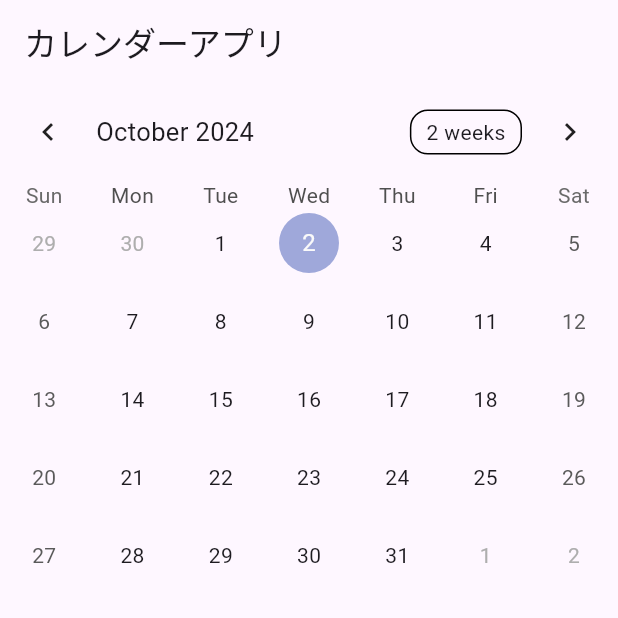
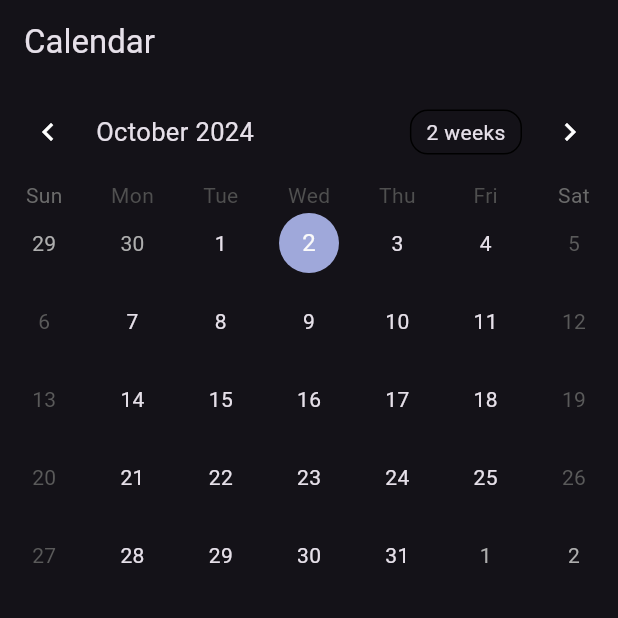
Before and after one commit to Thebai2357/Calendar, a Flutter app: the screen it shows after launch, on a phone screen of 412 x 824 dp, the top half of it. Run offline on Flutter 3.47's test engine with Material 3 defaults, Android fonts, the phone set to English and light mode, and no system bars; drawn by our look-alikes of table_calendar.

Commit message:
delete comment out

```diff
--- a/lib/main.dart
+++ b/lib/main.dart
@@ -4,8 +4,6 @@ import 'package:table_calendar/table_calendar.dart';
 void main() {
   runApp(const MyApp());
 }
-
-
 
 class MyApp extends StatelessWidget {
   const MyApp({super.key});
@@ -15,48 +13,11 @@ class MyApp extends StatelessWidget {
   Widget build(BuildContext context) {
     return MaterialApp(
       title: 'Calendar App',
-      // theme: ThemeData(
-      //   // This is the theme of your application.
-      //   //
-      //   // TRY THIS: Try running your application with "flutter run". You'll see
-      //   // the application has a purple toolbar. Then, without quitting the app,
-      //   // try changing the seedColor in the colorScheme below to Colors.green
-      //   // and then invoke "hot reload" (save your changes or press the "hot
-      //   // reload" button in a Flutter-supported IDE, or press "r" if you used
-      //   // the command line to start the app).
-      //   //
-      //   // Notice that the counter didn't reset back to zero; the application
-      //   // state is not lost during the reload. To reset the state, use hot
-      //   // restart instead.
-      //   //
-      //   // This works for code too, not just values: Most code changes can be
-      //   // tested with just a hot reload.
-      //   colorScheme: ColorScheme.fromSeed(seedColor: Colors.deepPurple),
-      //   useMaterial3: true,
-      // ),
-      // home: const MyHomePage(title: 'Flutter Demo Home Page'),
+      theme: ThemeData.dark(),
       home: CalendarPage()
     );
   }
 }
-
-// class MyHomePage extends StatefulWidget {
-//   const MyHomePage({super.key, required this.title});
-
-//   // This widget is the home page of your application. It is stateful, meaning
-//   // that it has a State object (defined below) that contains fields that affect
-//   // how it looks.
-
-//   // This class is the configuration for the state. It holds the values (in this
-//   // case the title) provided by the parent (in this case the App widget) and
-//   // used by the build method of the State. Fields in a Widget subclass are
-//   // always marked "final".
-
-//   final String title;
-
-//   @override
-//   State<MyHomePage> createState() => _MyHomePageState();
-// }
 
 class CalendarPage extends StatefulWidget{
   @override
@@ -71,7 +32,7 @@ class _CalendarPageState extends State<CalendarPage>{
   Widget build(BuildContext context){
     return Scaffold(
       appBar: AppBar(
-        title: Text('カレンダーアプリ'),
+        title: const Text('Calendar'),
       ),
       body: TableCalendar(
         firstDay: DateTime.utc(2000,1,1),
@@ -98,73 +59,3 @@ class _CalendarPageState extends State<CalendarPage>{
     );
   }
 }
-
-// class _MyHomePageState extends State<MyHomePage> {
-//   int _counter = 0;
-
-//   void _incrementCounter() {
-//     setState(() {
-//       // This call to setState tells the Flutter framework that something has
-//       // changed in this State, which causes it to rerun the build method below
-//       // so that the display can reflect the updated values. If we changed
-//       // _counter without calling setState(), then the build method would not be
-//       // called again, and so nothing would appear to happen.
-//       _counter++;
-//     });
-//   }
-
-//   @override
-//   Widget build(BuildContext context) {
-//     // This method is rerun every time setState is called, for instance as done
-//     // by the _incrementCounter method above.
-//     //
-//     // The Flutter framework has been optimized to make rerunning build methods
-//     // fast, so that you can just rebuild anything that needs updating rather
-//     // than having to individually change instances of widgets.
-//     return Scaffold(
-//       appBar: AppBar(
-//         // TRY THIS: Try changing the color here to a specific color (to
-//         // Colors.amber, perhaps?) and trigger a hot reload to see the AppBar
-//         // change color while the other colors stay the same.
-//         backgroundColor: Theme.of(context).colorScheme.inversePrimary,
-//         // Here we take the value from the MyHomePage object that was created by
-//         // the App.build method, and use it to set our appbar title.
-//         title: Text(widget.title),
-//       ),
-//       body: Center(
-//         // Center is a layout widget. It takes a single child and positions it
-//         // in the middle of the parent.
-//         child: Column(
-//           // Column is also a layout widget. It takes a list of children and
-//           // arranges them vertically. By default, it sizes itself to fit its
-//           // children horizontally, and tries to be as tall as its parent.
-//           //
-//           // Column has various properties to control how it sizes itself and
-//           // how it positions its children. Here we use mainAxisAlignment to
-//           // center the children vertically; the main axis here is the vertical
-//           // axis because Columns are vertical (the cross axis would be
-//           // horizontal).
-//           //
-//           // TRY THIS: Invoke "debug painting" (choose the "Toggle Debug Paint"
-//           // action in the IDE, or press "p" in the console), to see the
-//           // wireframe for each widget.
-//           mainAxisAlignment: MainAxisAlignment.center,
-//           children: <Widget>[
-//             const Text(
-//               'You have pushed the button this many times:',
-//             ),
-//             Text(
-//               '$_counter',
-//               style: Theme.of(context).textTheme.headlineMedium,
-//             ),
-//           ],
-//         ),
-//       ),
-//       floatingActionButton: FloatingActionButton(
-//         onPressed: _incrementCounter,
-//         tooltip: 'Increment',
-//         child: const Icon(Icons.add),
-//       ), // This trailing comma makes auto-formatting nicer for build methods.
-//     );
-//   }
-// }
```
